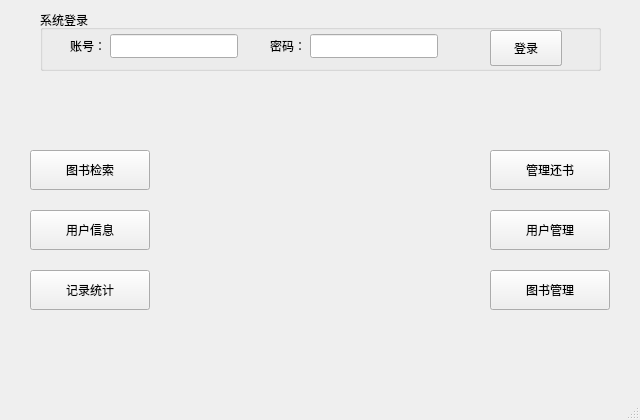
This is src/mainwindow.ui in liangzhenduo/Library as Qt 5 draws it before an edit. The edited form follows.
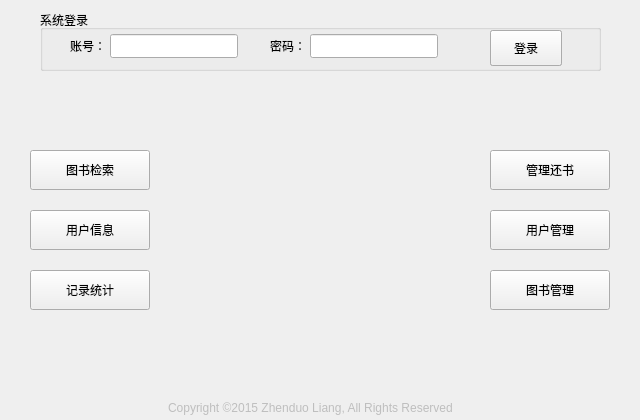
This is the edited form. Icons and pictures are not drawn.

Patch:
```diff
--- a/src/mainwindow.ui
+++ b/src/mainwindow.ui
@@ -246,6 +246,22 @@
      <string>记录统计</string>
     </property>
    </widget>
+   <widget class="QLabel" name="label">
+    <property name="enabled">
+     <bool>false</bool>
+    </property>
+    <property name="geometry">
+     <rect>
+      <x>168</x>
+      <y>396</y>
+      <width>304</width>
+      <height>24</height>
+     </rect>
+    </property>
+    <property name="text">
+     <string>Copyright ©2015 Zhenduo Liang, All Rights Reserved</string>
+    </property>
+   </widget>
    <zorder>label_logo</zorder>
    <zorder>main_user_status_label</zorder>
    <zorder>main_userinfo_Button</zorder>
@@ -257,7 +273,6 @@
    <zorder>login_groupBox</zorder>
    <zorder>main_ranklist_Button</zorder>
   </widget>
-  <widget class="QStatusBar" name="statusBar"/>
   <action name="action_2">
    <property name="text">
     <string>登录</string>
```
Left out of the diff: 1 changed line with no effect on the pictures.
